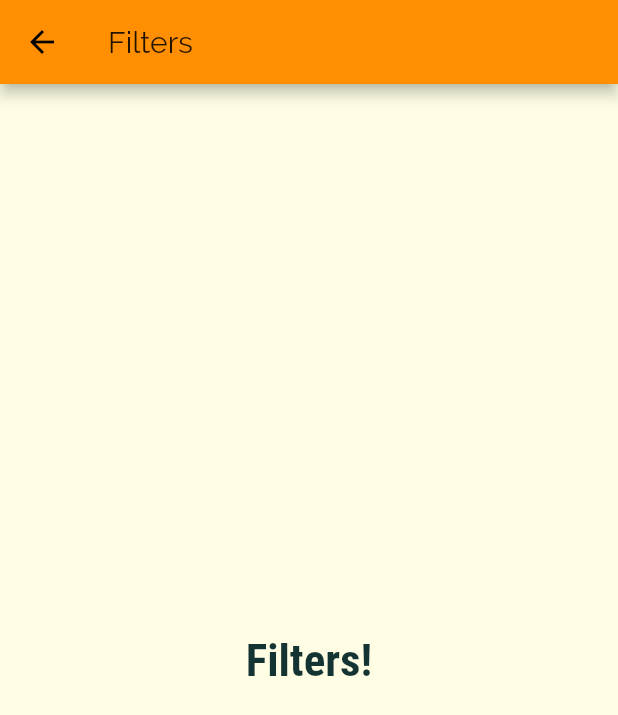
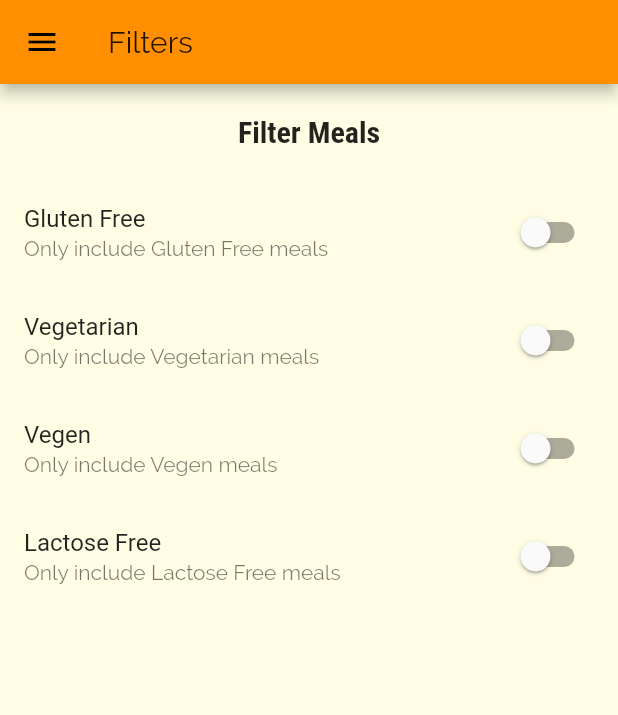
Before and after one commit to bolagadalla/Meals_App, a Flutter app: the FilterScreen screen opened by its route, on a phone screen of 412 x 824 dp. Shown: the top 715 px of the screen. Run offline on Flutter 3.47's test engine with Material 2 defaults, Android fonts, the phone set to English and light mode, and no system bars.

Commit message:
Created filter screen and filter switches

```diff
--- a/lib/main.dart
+++ b/lib/main.dart
@@ -1,7 +1,6 @@
 import 'package:flutter/material.dart';
 
 import './screens/404_screen.dart';
-import './screens/categories_screen.dart';
 import './screens/screen_routes.dart';
 
 void main() {
--- a/lib/screens/filter_screen.dart
+++ b/lib/screens/filter_screen.dart
@@ -1,18 +1,107 @@
+import 'dart:typed_data';
+
 import 'package:flutter/material.dart';
 
-class FilterScreen extends StatelessWidget {
+import '../widgets/main_drawer.dart';
+
+class FilterScreen extends StatefulWidget {
   static const String screenRouteName = "/filter-screen";
+
+  @override
+  _FilterScreenState createState() => _FilterScreenState();
+}
+
+class _FilterScreenState extends State<FilterScreen> {
+  bool _glutenFree = false;
+  bool _vegetarian = false;
+  bool _isVegan = false;
+  bool _isLactoseFree = false;
+
+  Widget _filterSwitch(
+    String title,
+    String subtitle,
+    bool switchValue,
+    Function updateValue,
+  ) {
+    return SwitchListTile(
+      value: switchValue,
+      title: Text(title),
+      subtitle: Text(subtitle),
+      onChanged: updateValue,
+    );
+  }
+
   @override
   Widget build(BuildContext context) {
     return Scaffold(
       appBar: AppBar(
         title: Text("Filters"),
       ),
-      body: Center(
-        child: Text(
-          "Filters!",
-          style: Theme.of(context).textTheme.headline1,
-        ),
+      drawer: MainDrawer(),
+      body: Column(
+        children: [
+          Container(
+            padding: EdgeInsets.all(20),
+            child: Text(
+              "Filter Meals",
+              style: Theme.of(context).textTheme.headline6,
+            ),
+          ),
+          Expanded(
+            child: ListView(
+              children: [
+                _filterSwitch(
+                  "Gluten Free",
+                  "Only include Gluten Free meals",
+                  _glutenFree,
+                  (val) {
+                    setState(
+                      () {
+                        _glutenFree = val;
+                      },
+                    );
+                  },
+                ),
+                _filterSwitch(
+                  "Vegetarian",
+                  "Only include Vegetarian meals",
+                  _vegetarian,
+                  (val) {
+                    setState(
+                      () {
+                        _vegetarian = val;
+                      },
+                    );
+                  },
+                ),
+                _filterSwitch(
+                  "Vegen",
+                  "Only include Vegen meals",
+                  _isVegan,
+                  (val) {
+                    setState(
+                      () {
+                        _isVegan = val;
+                      },
+                    );
+                  },
+                ),
+                _filterSwitch(
+                  "Lactose Free",
+                  "Only include Lactose Free meals",
+                  _isLactoseFree,
+                  (val) {
+                    setState(
+                      () {
+                        _isLactoseFree = val;
+                      },
+                    );
+                  },
+                ),
+              ],
+            ),
+          )
+        ],
       ),
     );
   }
--- a/lib/widgets/main_drawer.dart
+++ b/lib/widgets/main_drawer.dart
@@ -4,8 +4,7 @@ import '../screens/filter_screen.dart';
 
 class MainDrawer extends StatelessWidget {
   void _goScreen(BuildContext context, String routeName) {
-    Navigator.of(context).pop();
-    Navigator.of(context).pushNamed(routeName);
+    Navigator.of(context).pushReplacementNamed(routeName);
   }
 
   Widget _drawerButtonItem(
--- a/lib/widgets/meal_item.dart
+++ b/lib/widgets/meal_item.dart
@@ -43,10 +43,15 @@ class MealItem extends StatelessWidget {
 
   // Transition to the MealDetailsScreen
   void _selectMeal(BuildContext context) {
-    Navigator.of(context).pushNamed(
+    // The "then" keyward is what happens WHEN this screen has POPPED out of the screen view
+    Navigator.of(context)
+        .pushNamed(
       MealDetailsScreen.screenRouteName,
       arguments: meal,
-    );
+    )
+        .then((value) {
+      if (value != null) print(value);
+    });
   }
 
   @override
```
Also changed, not shown: lib/screens/meal_details_screen.dart (+8 -0 lines), 1 other file.
